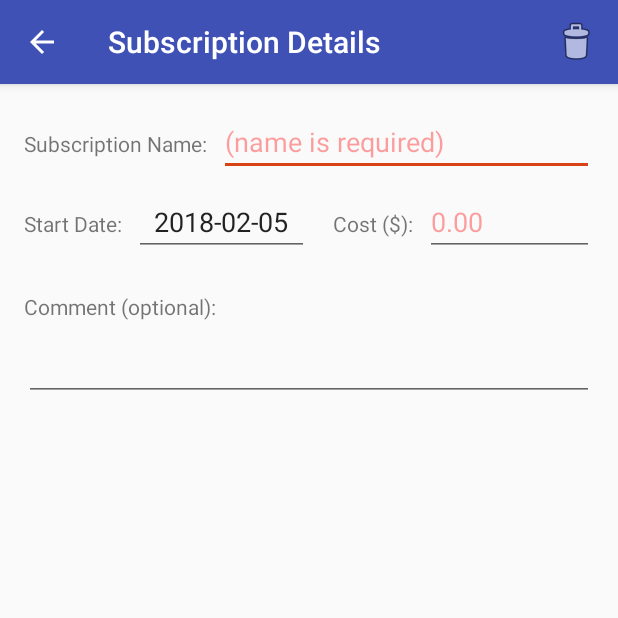
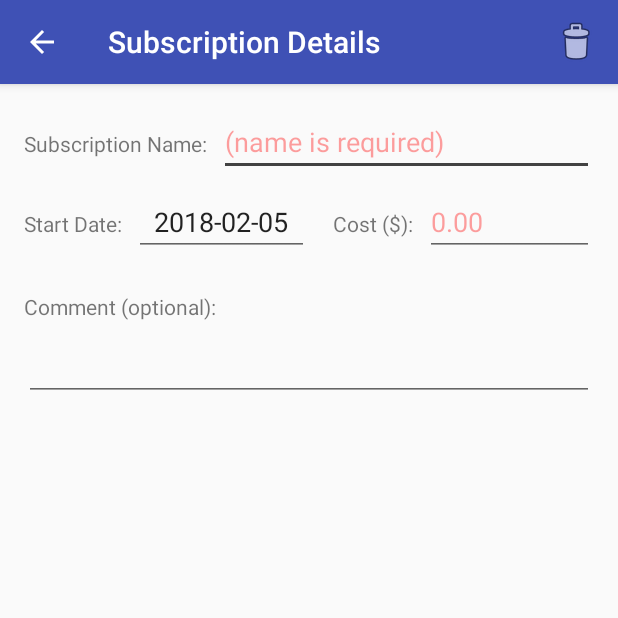
Before and after one commit to devonupton/douptonSubBook, an Android app: the SubDetailsActivity screen opened directly, with no data from a screen before it, on a phone screen of 412 x 824 dp, the top half of it. Run offline under Robolectric (Android 15) with nearby library versions, the phone set to English and light mode, and no system bars.

Commit message:
CHanged secondary colour back to grey

```diff
--- a/app/src/main/res/values/colors.xml
+++ b/app/src/main/res/values/colors.xml
@@ -2,6 +2,6 @@
 <resources>
     <color name="colorPrimary">#3F51B5</color>
     <color name="colorPrimaryDark">#303F9F</color>
-    <color name="colorAccent">#d84315</color>
+    <color name="colorAccent">#424242</color>
     <color name="validationHint">#60ff0000</color>
 </resources>
```
Also changed, not shown: 1 other file.
